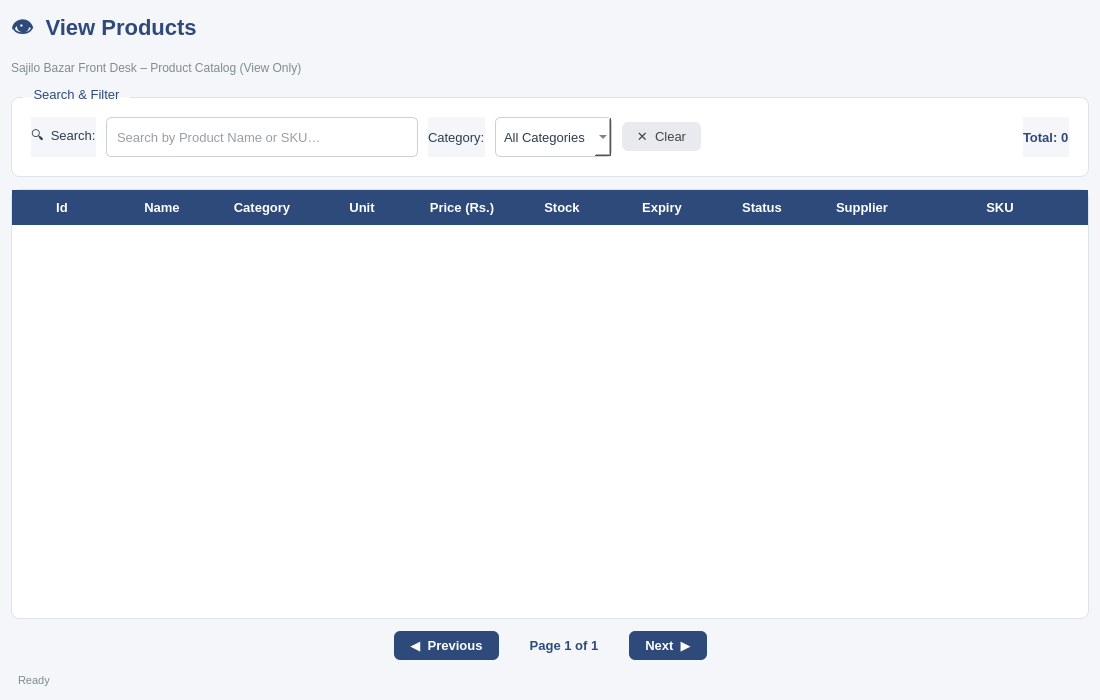
Old version of the form ui/frontproduct.ui in the repository kriitikat/Sajilo-Bazarr.
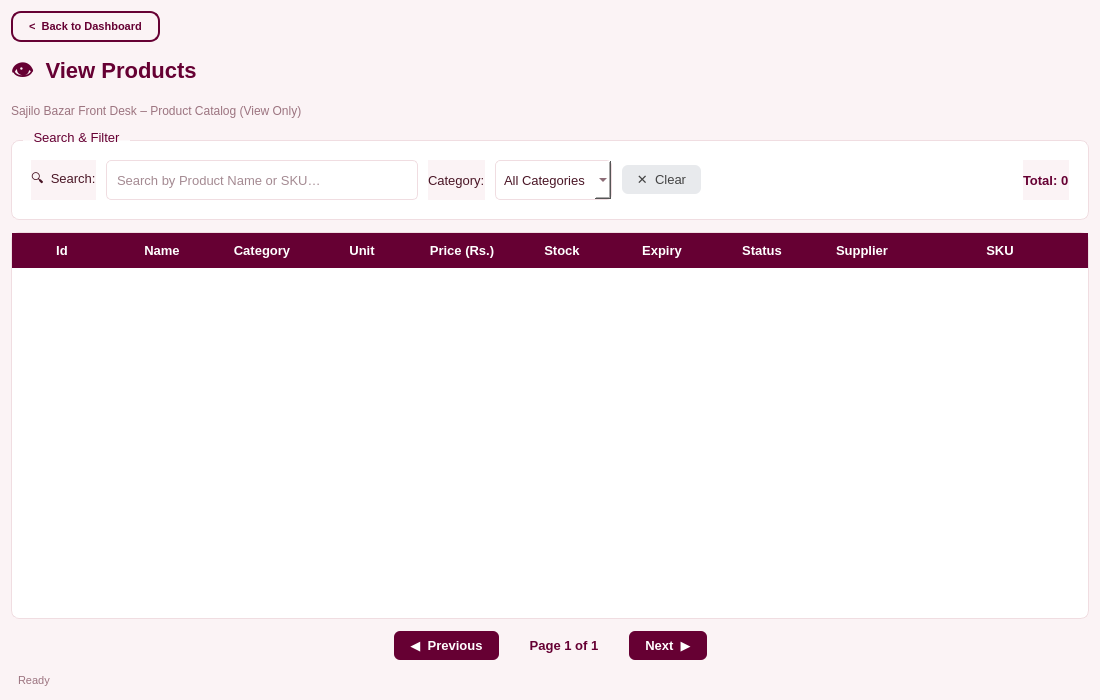
New version of the form.

Commit message: Enhance ui of staffdashboard and frontdesk pages

Patch:
```diff
--- a/ui/frontproduct.ui
+++ b/ui/frontproduct.ui
@@ -16,14 +16,14 @@
   <property name="styleSheet">
    <string notr="true">
 QWidget {
-    background-color: #F4F6F9;
+    background-color: #fbf3f5;
     font-family: &quot;Segoe UI&quot;, sans-serif;
     font-size: 13px;
-    color: #2C3E50;
+    color: #4a1626;
 }
 QGroupBox {
     background-color: #FFFFFF;
-    border: 1px solid #DDE3EC;
+    border: 1px solid #f0dde1;
     border-radius: 8px;
     margin-top: 10px;
     padding: 10px;
@@ -32,12 +32,12 @@
     subcontrol-origin: margin;
     left: 12px;
     padding: 0 6px;
-    color: #2E4A7A;
+    color: #660033;
     font-weight: bold;
 }
 QLineEdit, QComboBox {
     background-color: #FFFFFF;
-    border: 1px solid #C8D0DC;
+    border: 1px solid #f0dde1;
     border-radius: 5px;
     padding: 5px 8px;
     min-height: 28px;
@@ -56,7 +56,7 @@
     background-color: #D2D5DB;
 }
 QPushButton#btnPrevPage, QPushButton#btnNextPage {
-    background-color: #2E4A7A;
+    background-color: #660033;
     color: white;
     border: none;
     border-radius: 6px;
@@ -67,27 +67,27 @@
     background-color: #263f68;
 }
 QPushButton#btnPrevPage:disabled, QPushButton#btnNextPage:disabled {
-    background-color: #B7C0CC;
-    color: #EEEEEE;
+    background-color: #d9b8c5;
+    color: #f6ebee;
 }
 QLabel#lblPageInfo {
     font-weight: bold;
-    color: #2E4A7A;
+    color: #660033;
 }
 QTableWidget {
     background-color: #FFFFFF;
-    border: 1px solid #DDE3EC;
+    border: 1px solid #f0dde1;
     border-radius: 8px;
-    gridline-color: #EEF1F6;
-    selection-background-color: #E7ECF6;
-    selection-color: #2E4A7A;
-    alternate-background-color: #F8FAFF;
+    gridline-color: #f6ebee;
+    selection-background-color: #fbe7ec;
+    selection-color: #660033;
+    alternate-background-color: #fdf2f4;
 }
 QTableWidget::item {
     padding: 6px 10px;
 }
 QHeaderView::section {
-    background-color: #2E4A7A;
+    background-color: #660033;
     color: white;
     font-weight: bold;
     padding: 8px 10px;
@@ -96,11 +96,24 @@
 QLabel#lblTitle {
     font-size: 22px;
     font-weight: bold;
-    color: #2E4A7A;
+    color: #660033;
 }
 QLabel#lblSubtitle {
     font-size: 12px;
-    color: #7F8C8D;
+    color: #9c7480;
+}
+QPushButton#btnBackToDashboard {
+    background-color: transparent;
+    border: 1.5px solid #660033;
+    border-radius: 10px;
+    padding: 7px 16px;
+    color: #660033;
+    font-weight: bold;
+    font-size: 11px;
+}
+QPushButton#btnBackToDashboard:hover {
+    background-color: #660033;
+    color: white;
 }
    </string>
   </property>
@@ -108,6 +121,33 @@
    <property name="spacing">
     <number>12</number>
    </property>
+   <item>
+    <layout class="QHBoxLayout" name="topBarLayout">
+     <item>
+      <widget class="QPushButton" name="btnBackToDashboard">
+       <property name="cursor">
+        <cursorShape>PointingHandCursor</cursorShape>
+       </property>
+       <property name="text">
+        <string>&lt;  Back to Dashboard</string>
+       </property>
+      </widget>
+     </item>
+     <item>
+      <spacer name="topBarSpacer">
+       <property name="orientation">
+        <enum>Qt::Orientation::Horizontal</enum>
+       </property>
+       <property name="sizeHint" stdset="0">
+        <size>
+         <width>40</width>
+         <height>20</height>
+        </size>
+       </property>
+      </spacer>
+     </item>
+    </layout>
+   </item>
    <item>
     <layout class="QVBoxLayout" name="titleLayout">
      <item>
@@ -191,7 +231,7 @@
       <item>
        <widget class="QLabel" name="lblTotalProducts">
         <property name="styleSheet">
-         <string>color:#2E4A7A; font-weight:bold;</string>
+         <string>color:#660033; font-weight:bold;</string>
         </property>
         <property name="text">
          <string>Total: 0</string>
@@ -351,7 +391,7 @@
    <item>
     <widget class="QLabel" name="lblStatusBar">
      <property name="styleSheet">
-      <string>color: #7F8C8D; font-size: 11px; padding: 2px 4px;</string>
+      <string>color: #9c7480; font-size: 11px; padding: 2px 4px;</string>
      </property>
      <property name="text">
       <string>Ready</string>
```
Left out of the diff: 4 changed lines with no effect on the pictures. The commit also changes 7 other files.
